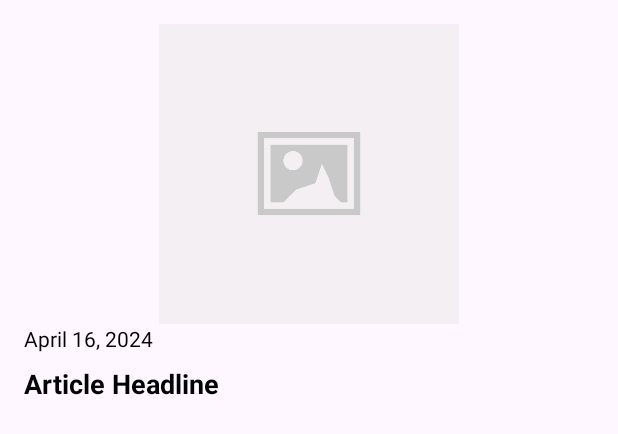
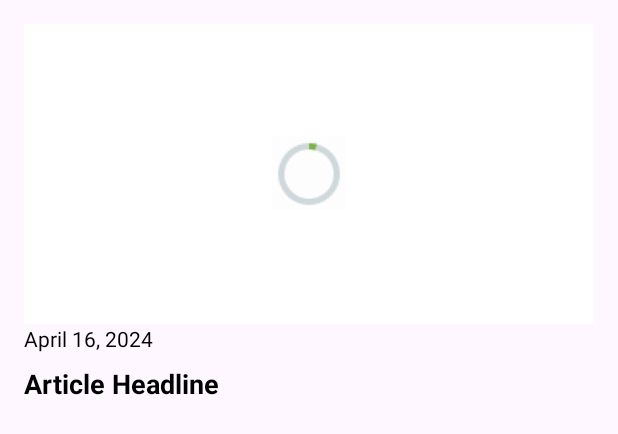
Before and after one commit to b0ink/5.1-NewsApp, an Android app: the layout card_news_article.xml on its own in the app's theme, with its tools: preview values and no code run, on a phone screen of 412 x 824 dp. Shown: the top 434 px of the screen. Run offline under Robolectric (Android 15) with nearby library versions, the phone set to English and light mode, and no system bars.

Commit message:
Placeholder loading spinner gif

```diff
--- a/app/build.gradle.kts
+++ b/app/build.gradle.kts
@@ -32,6 +32,7 @@ android {
 }
 
 dependencies {
+    implementation("pl.droidsonroids.gif:android-gif-drawable:1.2.28")
     implementation("com.squareup.picasso:picasso:2.8")
     implementation(libs.appcompat)
     implementation(libs.material)
--- a/app/src/main/java/com/example/newsapp/NewsAdapter.java
+++ b/app/src/main/java/com/example/newsapp/NewsAdapter.java
@@ -63,7 +63,6 @@ public class NewsAdapter extends RecyclerView.Adapter<NewsAdapter.NewsViewHolder
 
         public void bind(NewsItem newsItem) {
             // Bind data to the views
-            imageView.setImageResource(newsItem.getImageResource());
             textViewDate.setText(newsItem.getDate());
             textViewHeadline.setText(newsItem.getHeadline());
 
@@ -75,6 +74,10 @@ public class NewsAdapter extends RecyclerView.Adapter<NewsAdapter.NewsViewHolder
             }
 
             Picasso.get().load(imageUrl).into(imageView);
+
+            // Picasso should be slow enough to retrieve and override the placeholder image after its been set:
+//            imageView.setImageResource(R.drawable.loading_image_spinner);
+
         }
 
         public void clear() {
--- a/app/src/main/res/layout/card_news_article.xml
+++ b/app/src/main/res/layout/card_news_article.xml
@@ -6,12 +6,25 @@
     android:orientation="vertical"
     android:padding="16dp">
 
-    <ImageView
-        android:id="@+id/imageView_article"
+    <RelativeLayout
         android:layout_width="match_parent"
         android:layout_height="200dp"
-        android:scaleType="fitCenter"
-        android:src="@drawable/placeholder_image" />
+        android:background="#FFFFFF">
+
+        <pl.droidsonroids.gif.GifImageView
+            android:layout_width="match_parent"
+            android:layout_height="50dp"
+            android:layout_alignParentBottom="true"
+            android:layout_marginTop="75dp"
+            android:layout_marginBottom="75dp"
+            android:src="@drawable/loading_image_spinner2" />
+
+        <ImageView
+            android:id="@+id/imageView_article"
+            android:layout_width="match_parent"
+            android:layout_height="200dp"
+            android:scaleType="centerCrop" />
+    </RelativeLayout>
 
     <TextView
         android:id="@+id/textView_date"
```
Also changed, not shown: app/src/main/res/drawable/loading_image_spinner.gif (added), app/src/main/res/drawable/loading_image_spinner2.gif (added).
